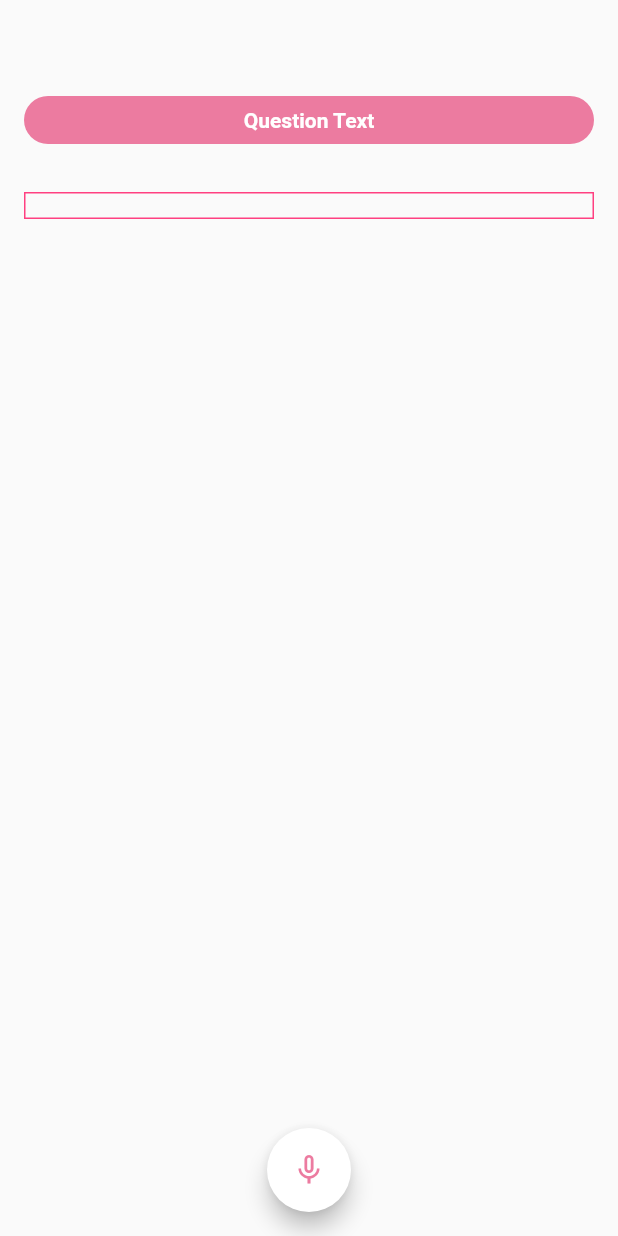
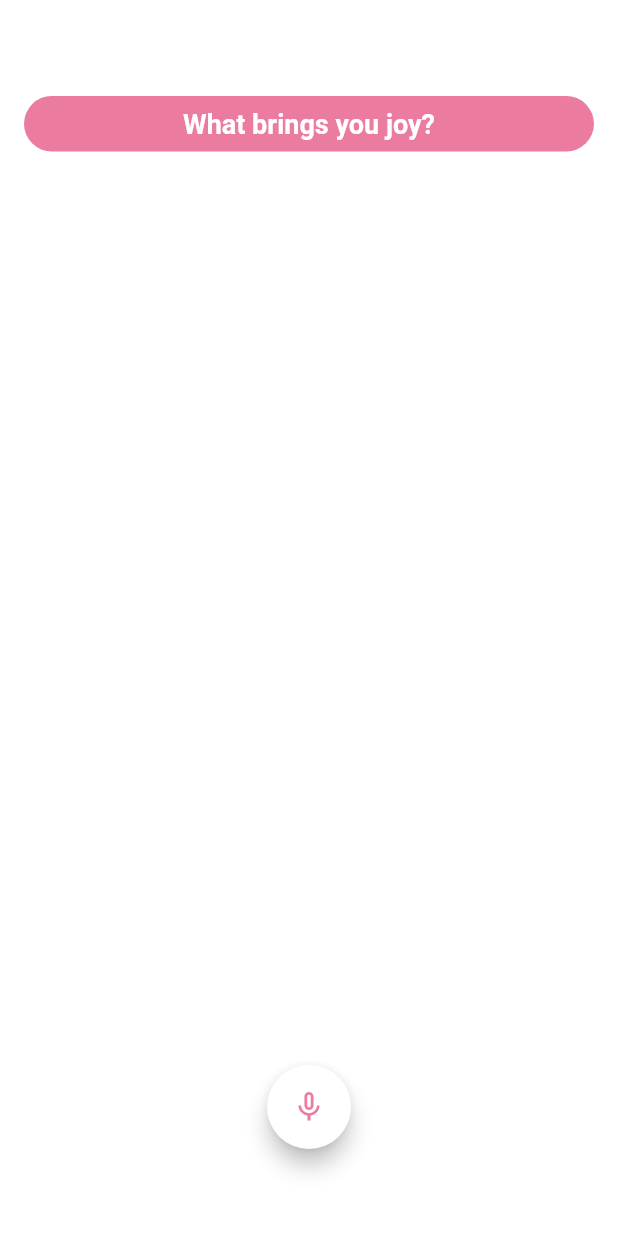
Before and after one commit to Calladrus2001/Code-Mind, a Flutter app: the Journal screen opened directly, after a tap on "Start", on a phone screen of 412 x 824 dp. Run offline on Flutter 3.47's test engine with Material 2 defaults, Android fonts, the phone set to English and light mode, and no system bars; drawn by our look-alikes of avatar_glow; our stand-ins replace audioplayers, flutter_countdown_timer, get, speech_to_text.

Commit message:
feat: Journal Questions configured

```diff
--- a/lib/Views/Journal.dart
+++ b/lib/Views/Journal.dart
@@ -1,4 +1,5 @@
 import 'package:flutter/material.dart';
+import 'package:greencode/constants.dart';
 import 'package:speech_to_text/speech_to_text.dart' as stt;
 import 'package:avatar_glow/avatar_glow.dart';
 
@@ -13,8 +14,9 @@ class _JournalState extends State<Journal> {
   late stt.SpeechToText _speech;
   bool isStarted = false;
   bool isListening = false;
-  Color clr1 = Color(0xffEC7BA0);
+  bool isComplete = false;
   String _text = "";
+  int _index = 0;
 
   void initState() {
     _speech = stt.SpeechToText();
@@ -25,17 +27,54 @@ class _JournalState extends State<Journal> {
   Widget build(BuildContext context) {
     return isStarted
         ? Scaffold(
+            backgroundColor: Colors.white,
             floatingActionButtonLocation:
                 FloatingActionButtonLocation.centerFloat,
-            floatingActionButton: isListening
-                ? AvatarGlow(
+            floatingActionButton: isComplete
+                ? Row(
+                    mainAxisAlignment: MainAxisAlignment.center,
+                    children: [
+                      FloatingActionButton(
+                          heroTag: "btn1",
+                          backgroundColor: Colors.white,
+                          child: const Icon(Icons.refresh_rounded,
+                              color: Color(0xffEC7BA0)),
+                          onPressed: () {
+                            setState(() {
+                              _text = " ";
+                              isComplete = false;
+                            });
+                          }),
+                      const SizedBox(width: 12),
+                      const Text("or", style: TextStyle(color: Colors.grey)),
+                      const SizedBox(width: 12),
+                      FloatingActionButton(
+                          heroTag: "btn2",
+                          backgroundColor: Colors.white,
+                          child: const Icon(Icons.arrow_forward_ios_rounded,
+                              color: Color(0xffEC7BA0)),
+                          onPressed: () {
+                            setState(() {
+                              _text = " ";
+                              if (_index < Questions.length - 1) {
+                                _index += 1;
+                              } else {
+                                /// what happens when the user finishes ?
+                              }
+                              isComplete = false;
+                            });
+                          }),
+                    ],
+                  )
+                : AvatarGlow(
                     animate: isListening,
                     glowColor: clr1,
                     endRadius: 70.0,
                     duration: const Duration(milliseconds: 2000),
                     repeatPauseDuration: const Duration(milliseconds: 100),
                     repeat: true,
-                    child: FloatingActionButton(
+                    child: isListening
+                        ? FloatingActionButton(
                             backgroundColor: Colors.white,
                             child: Icon(
                               Icons.mic,
@@ -45,7 +84,7 @@ class _JournalState extends State<Journal> {
                               setState(() {
                                 isListening = false;
                               });
-                        }))
+                            })
                         : FloatingActionButton(
                             backgroundColor: Colors.white,
                             child: Icon(
@@ -58,37 +97,39 @@ class _JournalState extends State<Journal> {
                                 isListening = true;
                               });
                             },
-                  ),
+                          )),
             body: Padding(
               padding: const EdgeInsets.symmetric(horizontal: 16.0),
               child: Column(
                 children: [
                   SizedBox(height: 64),
                   Container(
-                    padding: EdgeInsets.symmetric(vertical: 8),
+                    padding: EdgeInsets.symmetric(vertical: 8, horizontal: 4),
                     width: double.infinity,
                     decoration: BoxDecoration(
                         color: clr1,
                         borderRadius: BorderRadius.all(Radius.circular(20))),
                     child: Text(
-                      "Question Text",
+                      Questions[_index],
                       textAlign: TextAlign.center,
                       style: TextStyle(
-                          color: Colors.white, fontWeight: FontWeight.w600),
+                          color: Colors.white,
+                          fontWeight: FontWeight.w600,
+                          fontSize: 18),
                     ),
                   ),
                   SizedBox(height: 32),
                   Container(
                     width: double.infinity,
-                    child: Text(_text),
-                    decoration: BoxDecoration(
-                        border: Border.all(width: 1, color: Colors.pinkAccent)),
+                    child: Text(_text,
+                        style: TextStyle(color: Colors.grey, fontSize: 18)),
                   )
                 ],
               ),
             ),
           )
         : Scaffold(
+            backgroundColor: Colors.white,
             body: Stack(
               children: [
                 Positioned(
@@ -119,7 +160,7 @@ class _JournalState extends State<Journal> {
           print('onStatus: $val');
           if (val == "done") {
             setState(() {
-              // isComplete = true;
+              isComplete = true;
               isListening = false;
             });
           }
--- /dev/null
+++ b/lib/constants.dart
@@ -0,0 +1,9 @@
+import 'package:flutter/material.dart';
+
+Color clr1 = Color(0xffEC7BA0);
+List<String> Questions = [
+  "What brings you joy?",
+  "Describe a place where you felt happiest.",
+  "What is something that you would like to change about yourself?",
+  "What are your expectations from the Future?"
+];
```
Also changed, not shown: lib/Views/Meditate.dart (+8 -3 lines), lib/Views/Profile.dart (+22 -6 lines). Lines whose indentation alone changed are shown as unchanged.
